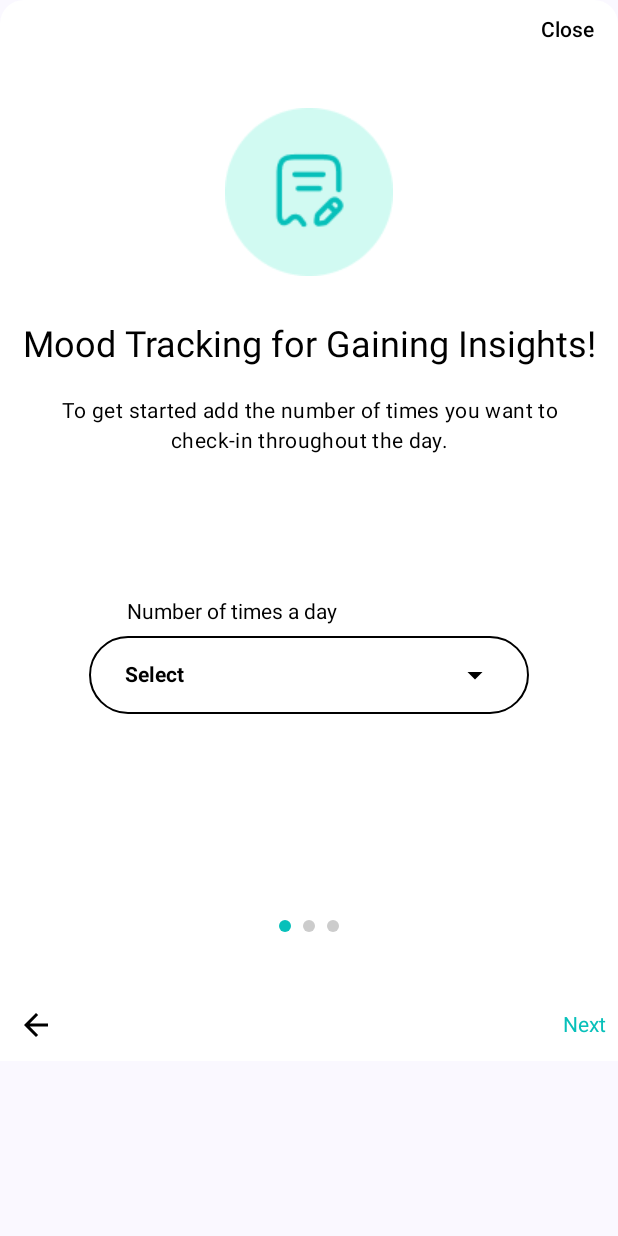
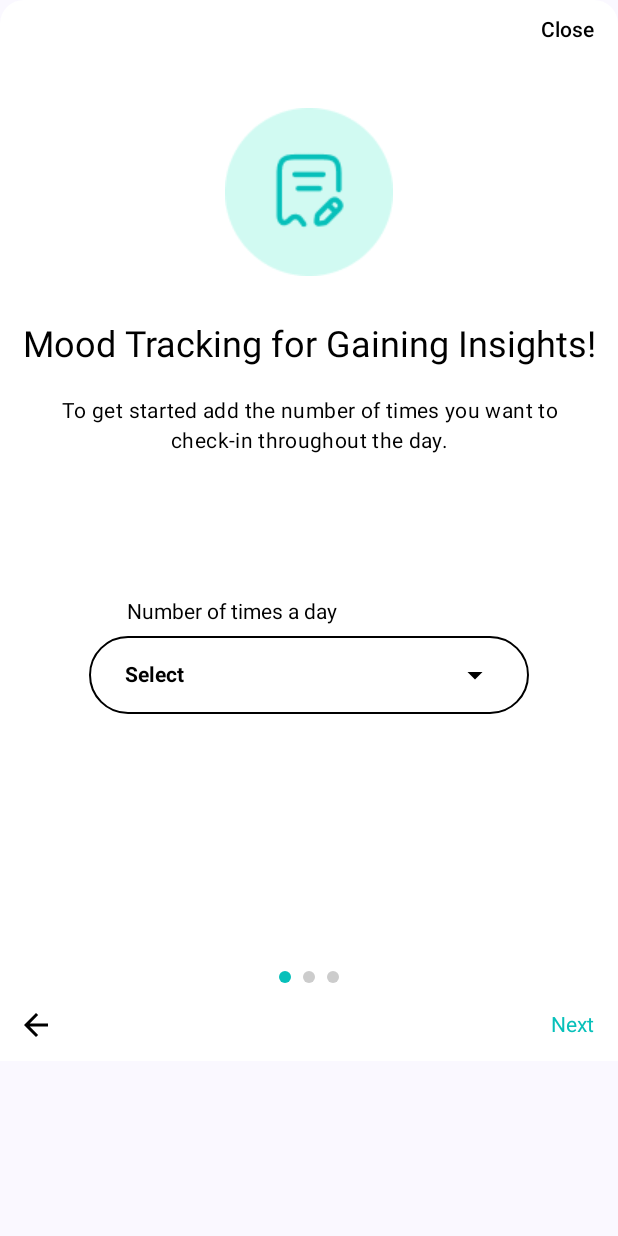
Before and after one commit to Yilendi/5120MentalHealth, an Android app built with Jetpack Compose: the composable BottomSheetContent shown on its own in the app's theme, after a tap on "Get Started", on a phone screen of 412 x 824 dp. Run offline under Robolectric (Android 15) with nearby library versions, the phone set to English and light mode, and no system bars.

Commit message:
feat: bottom spacing

```diff
--- a/CIS5120MentalHealth/app/src/main/java/com/example/cis5120mentalhealth/MoodScreen.kt
+++ b/CIS5120MentalHealth/app/src/main/java/com/example/cis5120mentalhealth/MoodScreen.kt
@@ -136,7 +136,8 @@ fun BottomSheetContent(onDoneClicked: () -> Unit) {
                 onDoneClicked = onDoneClicked
             )
 
-            Spacer(modifier = Modifier.height(121.dp))
+//            Spacer(modifier = Modifier.height(121.dp))
+            Spacer(modifier = Modifier.weight(1f))
 
             // Three small dots
             // Dots
@@ -144,9 +145,10 @@ fun BottomSheetContent(onDoneClicked: () -> Unit) {
                 NavigationDots(currentIndex = currentIndex, total = 3)
             }
             // Bottom navigation arrows and texts
-            Spacer(modifier = Modifier.weight(1f))
+//            Spacer(modifier = Modifier.weight(1f))
+            Spacer(modifier = Modifier.height(4.dp))
             Row(
-                modifier = Modifier.fillMaxWidth(),
+                modifier = Modifier.fillMaxWidth().height(48.dp),
                 horizontalArrangement = Arrangement.SpaceBetween,
                 verticalAlignment = Alignment.CenterVertically
             ) {
@@ -166,7 +168,7 @@ fun BottomSheetContent(onDoneClicked: () -> Unit) {
                         color = Color(0xFF07C0BA),
                         modifier = Modifier
                             .clickable { if (currentIndex < 3) currentIndex += 1 }
-                            .padding(end = 8.dp),
+                            .padding(end = 16.dp),
                         textAlign = TextAlign.Right
                     )
                 }
```
